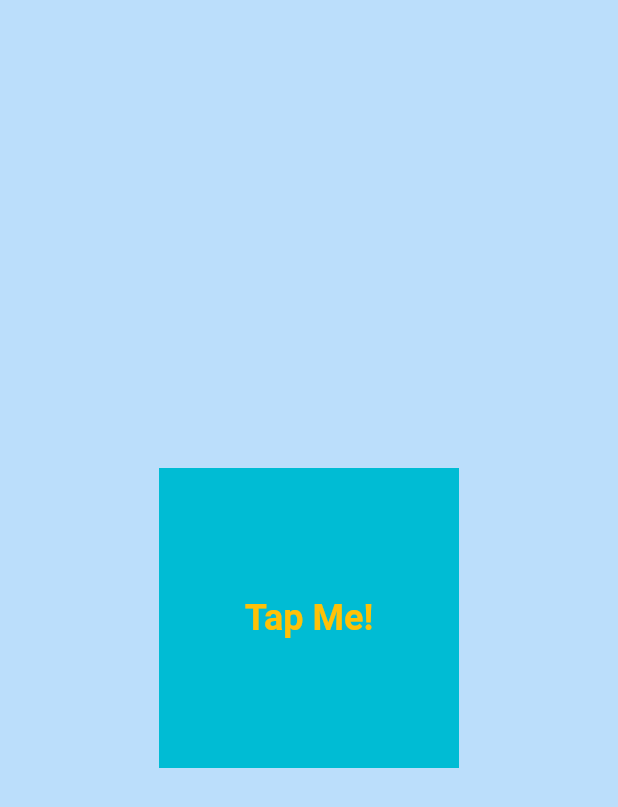
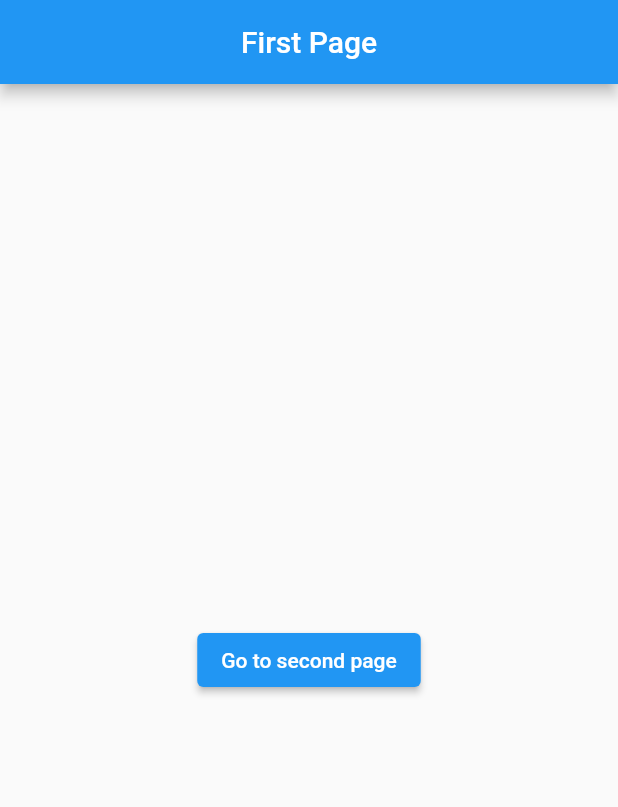
Before and after one commit to Balint90/basic_widgets, a Flutter app: the screen it shows after launch, on a phone screen of 412 x 824 dp. Shown: the top 807 px of the screen. Run offline on Flutter 3.47's test engine with Material 2 defaults, Android fonts, the phone set to English and light mode, and no system bars.

Commit message:
basics of navigation

```diff
--- a/lib/main.dart
+++ b/lib/main.dart
@@ -1,3 +1,4 @@
+import 'package:basic_widgets/pages/first_page.dart';
 import 'package:flutter/material.dart';
 
 void main() {
@@ -15,29 +16,7 @@ class MyApp extends StatelessWidget {
   Widget build(BuildContext context) {
     return MaterialApp(
       debugShowCheckedModeBanner: false,
-      home: Scaffold(
-        backgroundColor: Colors.blue[100],
-        body: Center(
-          child: GestureDetector(
-            onTap: userTapped,
-            child: Container(
-              width: 200,
-              height: 200,
-              color: Colors.cyan,
-              child: Center(
-                child: Text(
-                  "Tap Me!",
-                  style: TextStyle(
-                    color: Colors.amber,
-                    fontSize: 24,
-                    fontWeight: FontWeight.bold,
-                  ),
-                ),
-              ),
-            ),
-          ),
-        ),
-      ),
+      home: FirstPage(),
     );
   }
 }
--- /dev/null
+++ b/lib/pages/first_page.dart
@@ -0,0 +1,27 @@
+import 'package:basic_widgets/pages/second_page.dart';
+import 'package:flutter/material.dart';
+
+class FirstPage extends StatelessWidget {
+  const FirstPage({super.key});
+
+  @override
+  Widget build(BuildContext context) {
+    return Scaffold(
+        appBar: AppBar(
+          title: Center(child: Text('First Page')),
+        ),
+        body: Center(
+          child: ElevatedButton(
+            child: Text("Go to second page"),
+            onPressed: () {
+              Navigator.push(
+                context,
+                MaterialPageRoute(
+                  builder: (context) => SecondPage(),
+                ),
+              );
+            },
+          ),
+        ));
+  }
+}
```
Also changed, not shown: lib/pages/second_page.dart (added, +14 -0 lines).
